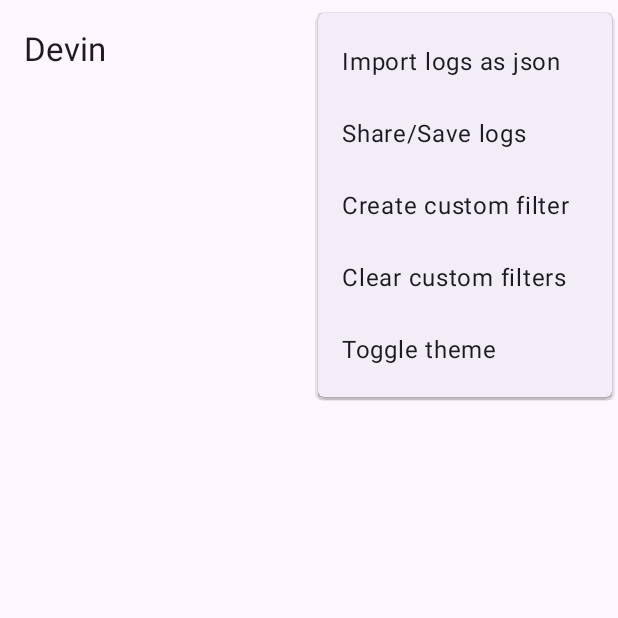
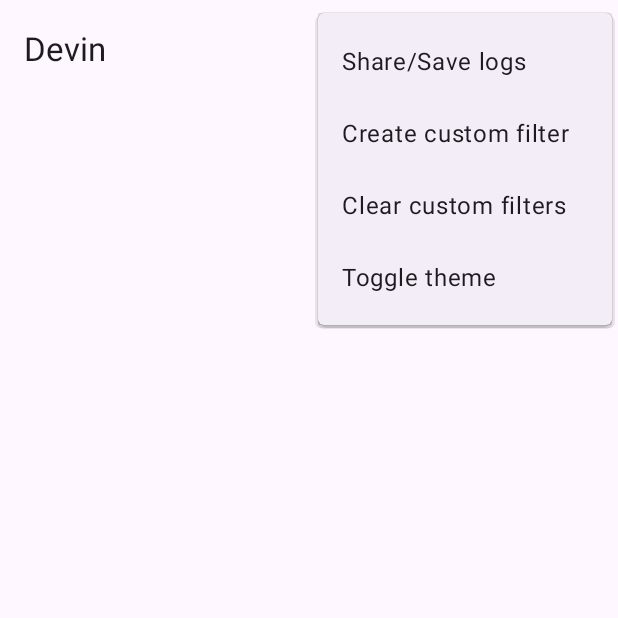
Before and after one commit to nasserkhosravi/devin-proj, an Android app: the LogActivity screen opened directly, with no data from a screen before it, with the options menu open, on a phone screen of 412 x 824 dp, the top half of it. Run offline under Robolectric (Android 15) with nearby library versions, the phone set to English and light mode, and no system bars; our stand-ins replace Dagger/Hilt's generated code; libraries missing offline, so code that uses them is left out: com.mikepenz.fastadapter; 11 statements that could not run were skipped.

Commit message:
Remove import option temporary.

```diff
--- a/present-app/src/main/res/menu/main_menu.xml
+++ b/present-app/src/main/res/menu/main_menu.xml
@@ -14,11 +14,11 @@
         android:icon="@drawable/baseline_refresh_24"
         android:title="@string/menu_refresh" />
 
-<!--TODO: comment me-->
-    <item
-        android:id="@+id/action_import_json"
-        android:icon="@drawable/baseline_input_24"
-        android:title="@string/menu_import_json" />
+<!--TODO: support me-->
+<!--    <item-->
+<!--        android:id="@+id/action_import_json"-->
+<!--        android:icon="@drawable/baseline_input_24"-->
+<!--        android:title="@string/menu_import_json" />-->
 
     <item
         android:id="@+id/action_export"
```
